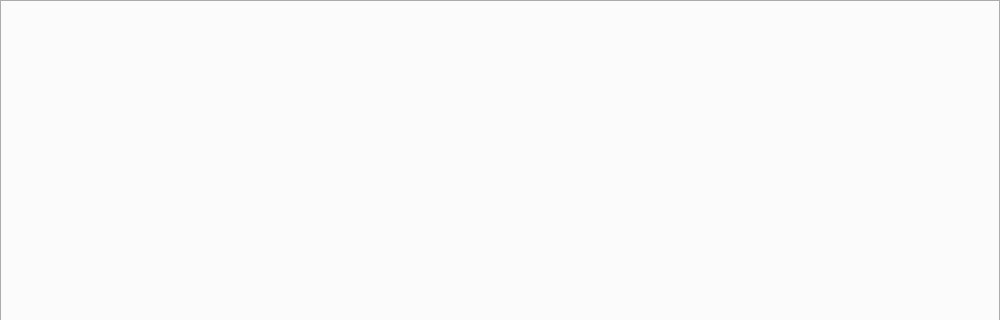
CasparCG/client, file src/Widgets/Rundown/RundownWidget.ui: the form before one commit; both pictures show x 0 to 1000 and y 0 to 320 of the 1000 by 500 pixel window.
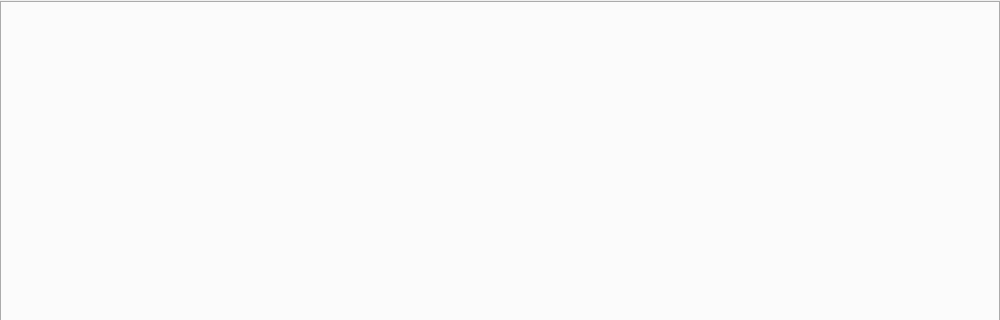
The form after the commit.

```diff
--- a/src/Widgets/Rundown/RundownWidget.ui
+++ b/src/Widgets/Rundown/RundownWidget.ui
@@ -20,6 +20,22 @@
    <property name="margin">
     <number>0</number>
    </property>
+   <item>
+    <spacer name="verticalSpacer">
+     <property name="orientation">
+      <enum>Qt::Vertical</enum>
+     </property>
+     <property name="sizeType">
+      <enum>QSizePolicy::Fixed</enum>
+     </property>
+     <property name="sizeHint" stdset="0">
+      <size>
+       <width>20</width>
+       <height>1</height>
+      </size>
+     </property>
+    </spacer>
+   </item>
    <item>
     <widget class="QTabWidget" name="tabWidgetRundown">
      <property name="tabsClosable">
```
Left out of the diff: 2 changed lines with no effect on the pictures.
